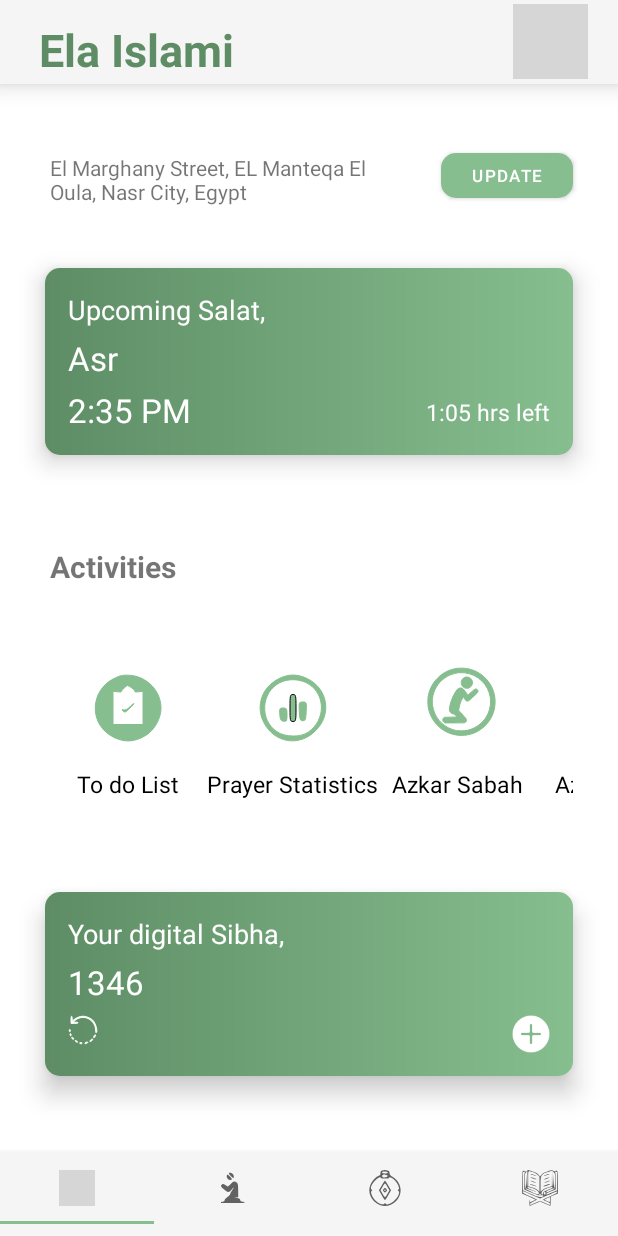
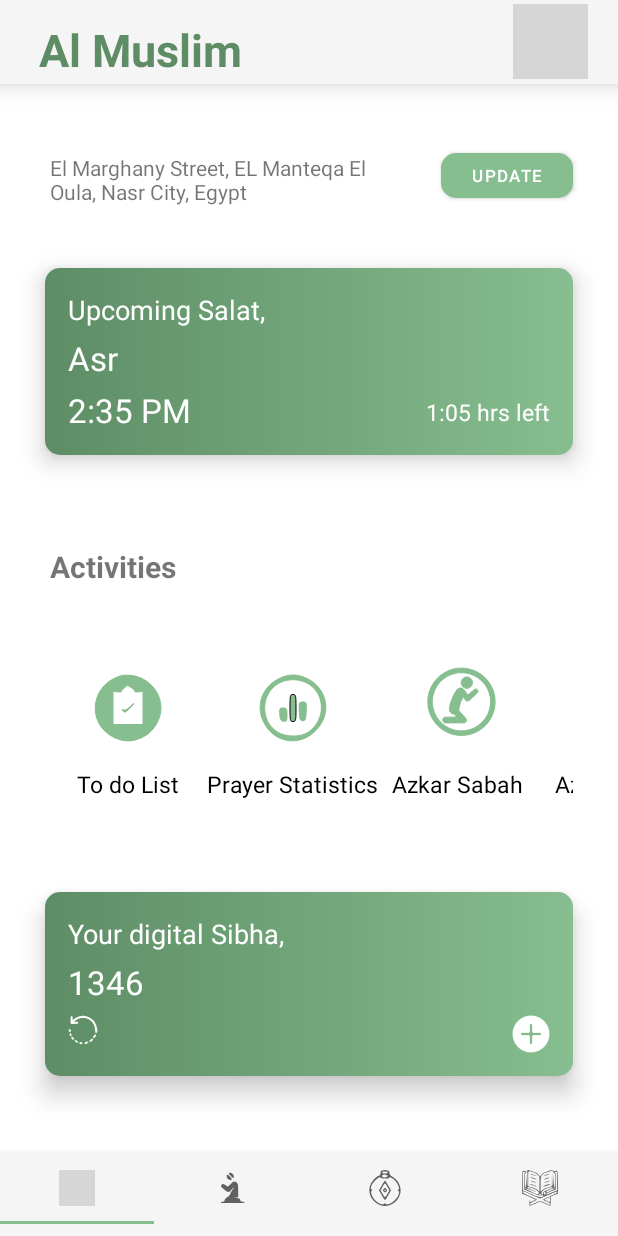
Before and after one commit to mazen-mahmoud16/Al-Muslim, an Android app: the screen it shows after launch (MainActivity), on a phone screen of 412 x 824 dp. Run offline under Robolectric (Android 15) with nearby library versions, the light colour scheme and no system bars; grey boxes are pictures that could not be loaded.

Commit message:
title updated

```diff
--- a/app/src/main/res/values/strings.xml
+++ b/app/src/main/res/values/strings.xml
@@ -1,5 +1,5 @@
 <resources>
-    <string name="app_name">Ela Islami</string>
+    <string name="app_name">Al Muslim</string>
     <string name="loc_placeholder">El Marghany Street, EL Manteqa El Oula, Nasr City, Egypt</string>
     <string name="update">Update</string>
     <!-- TODO: Remove or change this placeholder text -->
```
